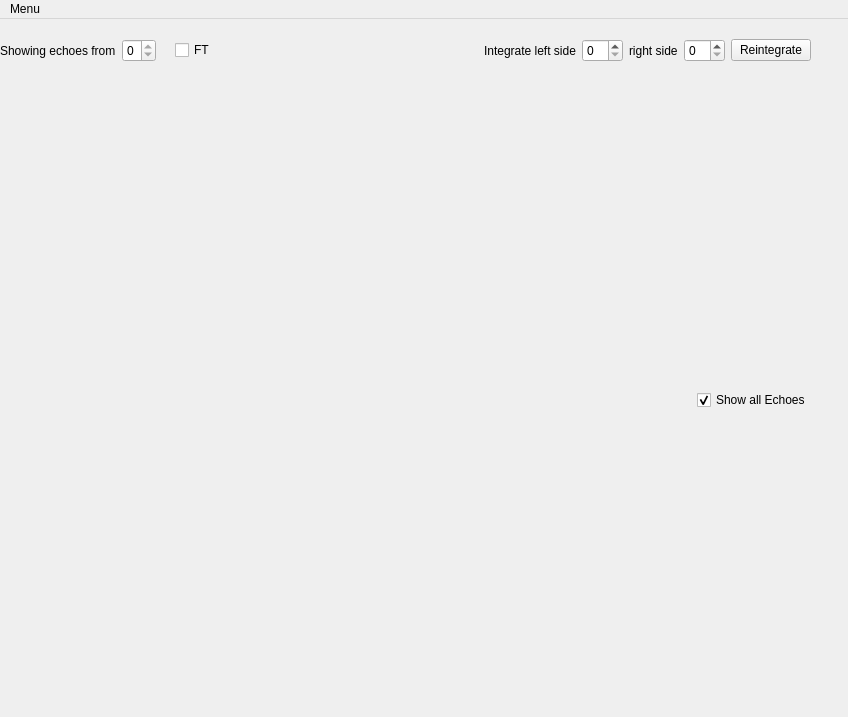
Above: mainWindow.ui from diont17/processCPMG-vT before the change. Below: the same form after it.
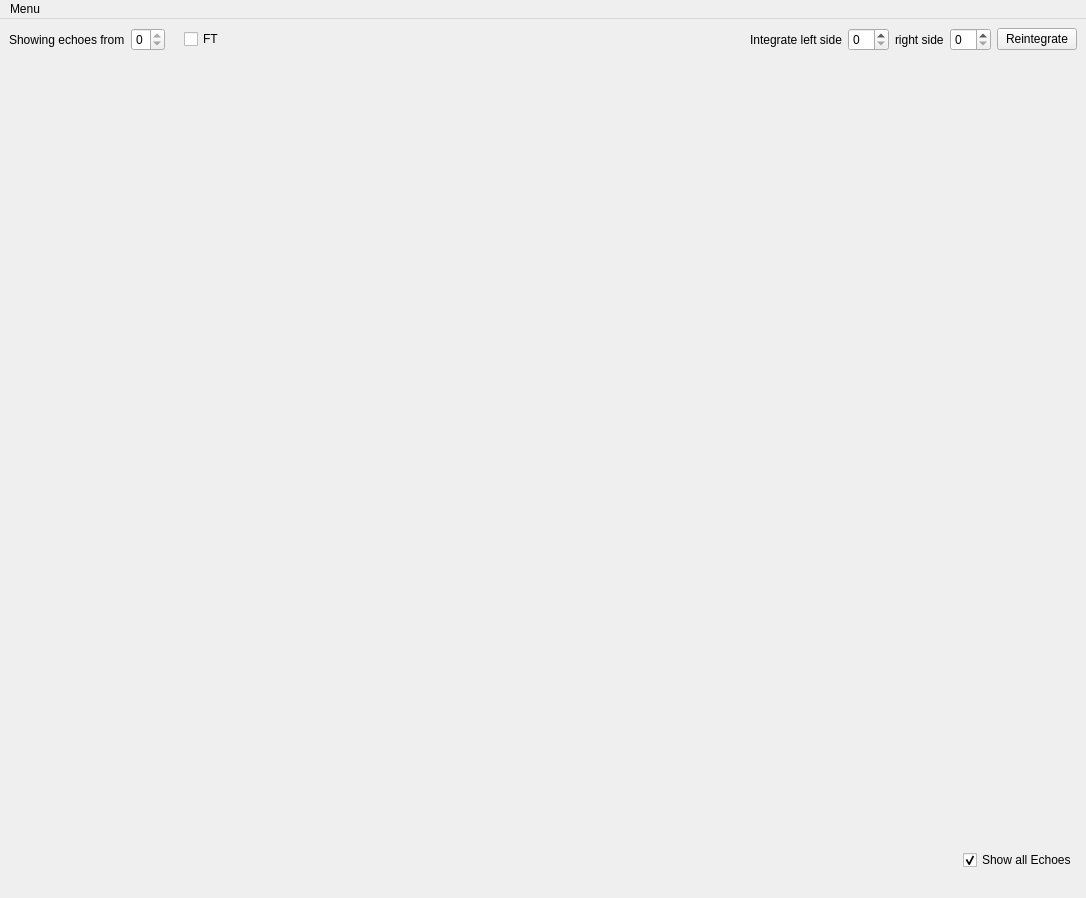
That is the form after the change.

```diff
--- a/mainWindow.ui
+++ b/mainWindow.ui
@@ -6,26 +6,31 @@
    <rect>
     <x>0</x>
     <y>0</y>
-    <width>848</width>
-    <height>717</height>
+    <width>1086</width>
+    <height>898</height>
    </rect>
   </property>
+  <property name="sizePolicy">
+   <sizepolicy hsizetype="Preferred" vsizetype="Preferred">
+    <horstretch>10</horstretch>
+    <verstretch>0</verstretch>
+   </sizepolicy>
+  </property>
   <property name="windowTitle">
    <string>Process CPMG-vT</string>
   </property>
   <widget class="QWidget" name="centralwidget">
-   <widget class="QWidget" name="verticalLayoutWidget">
-    <property name="geometry">
-     <rect>
-      <x>0</x>
-      <y>20</y>
-      <width>811</width>
-      <height>371</height>
-     </rect>
-    </property>
+   <layout class="QGridLayout" name="gridLayout">
+    <item row="0" column="0">
     <layout class="QVBoxLayout" name="verticalLayout">
+      <property name="sizeConstraint">
+       <enum>QLayout::SetDefaultConstraint</enum>
+      </property>
      <item>
       <layout class="QHBoxLayout" name="horizontalLayout">
+        <property name="spacing">
+         <number>6</number>
+        </property>
        <item>
         <widget class="QLabel" name="lbldisplayedEcho">
          <property name="text">
@@ -160,15 +165,16 @@
       </layout>
      </item>
     </layout>
-   </widget>
+    </item>
+   </layout>
   </widget>
   <widget class="QMenuBar" name="menubar">
    <property name="geometry">
     <rect>
      <x>0</x>
      <y>0</y>
-     <width>848</width>
-     <height>25</height>
+     <width>1086</width>
+     <height>31</height>
     </rect>
    </property>
    <widget class="QMenu" name="menuMenu">
```
Lines whose indentation alone changed are shown as unchanged.
